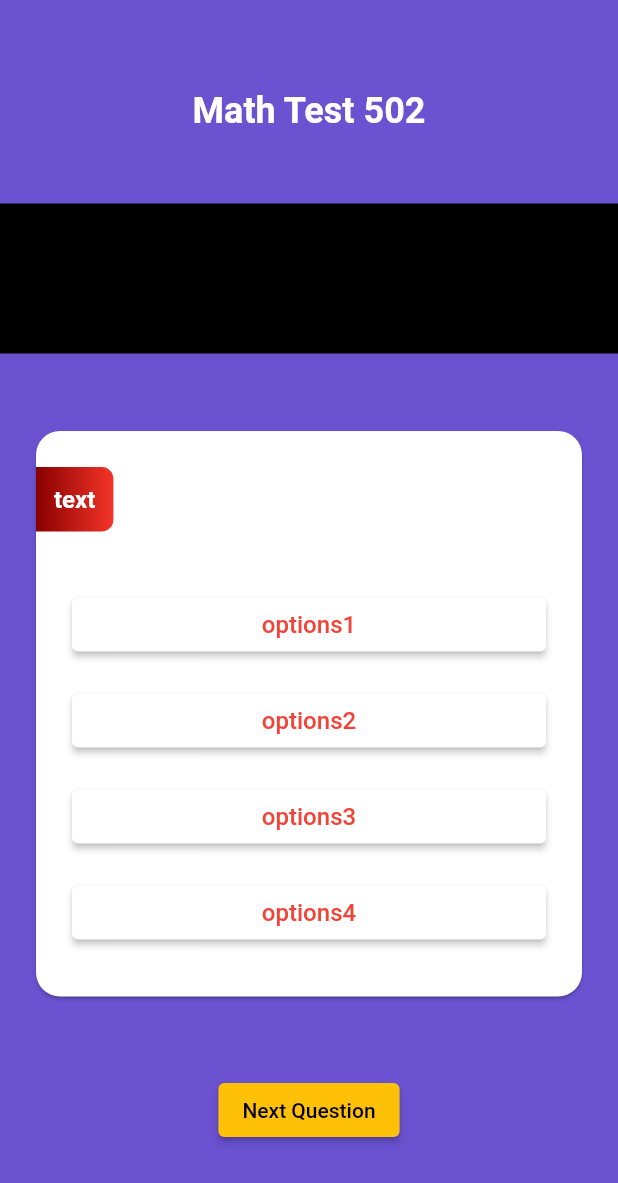
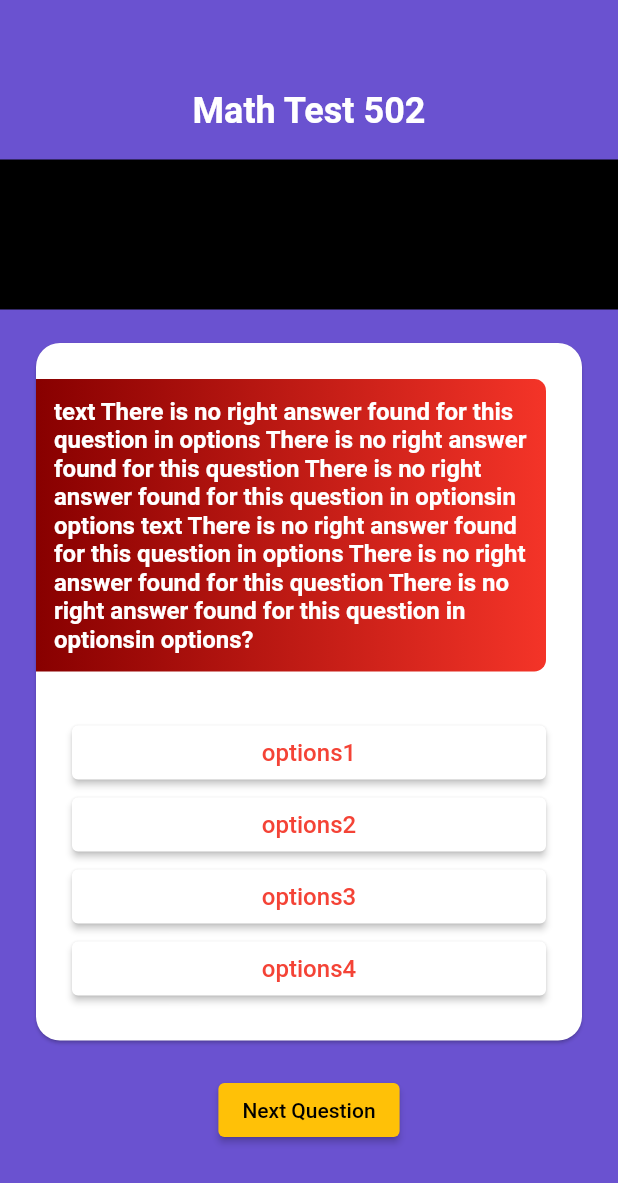
Before and after one commit to CupNLap/psc-student-app-flutter, a Flutter app: the QuizScreen screen opened directly, on a phone screen of 412 x 824 dp. Shown: the top 1183 px of the screen. Run offline on Flutter 3.47's test engine with Material 3 defaults, Android fonts, the phone set to English and light mode, and no system bars; drawn by our look-alikes of flutter_animate; our stand-ins replace cloud_firestore, firebase_core, shared_preferences; accounts and stored records are empty; Roboto replaces fonts that are missing (Kodchasan).

Commit message:
UI enhancement

```diff
--- a/lib/model/question.dart
+++ b/lib/model/question.dart
@@ -15,7 +15,12 @@ class Question {
     required this.answer,
     this.timer = 900,
     this.type = QuestionType.mcq,
-  });
+  }) {
+    if (!options.contains(answer)) {
+      throw Exception(
+          'There is no right answer found for this question in options');
+    }
+  }
 
   factory Question.fromFirestore(DocumentSnapshot snap) {
     return Question(
--- a/lib/pages/quiz_screen.dart
+++ b/lib/pages/quiz_screen.dart
@@ -42,14 +42,14 @@ class QuizScreen extends StatelessWidget {
               padding: const EdgeInsets.symmetric(horizontal: 20.0),
               child: QuestionCard(
                 Question(
-                  text: 'text',
+                  text: 'text There is no right answer found for this question in options There is no right answer found for this question There is no right answer found for this question in optionsin options text There is no right answer found for this question in options There is no right answer found for this question There is no right answer found for this question in optionsin options?',
                   options: {
                     'options1',
                     'options2',
                     'options3',
                     'options4',
                   },
-                  answer: 'answer',
+                  answer: 'options1',
                 ),
               ),
             ),
--- a/lib/widgets/question_card.dart
+++ b/lib/widgets/question_card.dart
@@ -19,7 +19,9 @@ class QuestionCard extends StatelessWidget {
       child: Container(
         width: double.infinity,
         padding: const EdgeInsets.symmetric(vertical: 24.0),
-        child: Column(crossAxisAlignment: CrossAxisAlignment.start, children: [
+        child: Column(
+          crossAxisAlignment: CrossAxisAlignment.start,
+          children: [
             QuestionView(question.text),
             const SizedBox(height: 30.0),
             OptionsView(
@@ -28,7 +30,8 @@ class QuestionCard extends StatelessWidget {
                 print('Selected option: $selectedOption');
               },
             ),
-        ]),
+          ],
+        ),
       ),
     );
   }
@@ -62,7 +65,6 @@ class QuestionView extends StatelessWidget {
         child: Text(
           question,
           textAlign: TextAlign.start,
-          maxLines: 4,
           style: const TextStyle(
             height: 0,
             color: Colors.white,
@@ -97,12 +99,10 @@ class _OptionsViewState extends State<OptionsView> {
   Widget build(BuildContext context) {
     return Column(
       crossAxisAlignment: CrossAxisAlignment.stretch,
+      mainAxisAlignment: MainAxisAlignment.spaceAround,
       children: widget.options.map((option) {
         return Padding(
-          padding: const EdgeInsets.symmetric(
-            horizontal: 24.0,
-            vertical: 8.0,
-          ),
+          padding: const EdgeInsets.symmetric(horizontal: 24.0),
           child: ElevatedButton(
             onPressed: () {
               setState(() {
```
Lines whose indentation alone changed are shown as unchanged.
